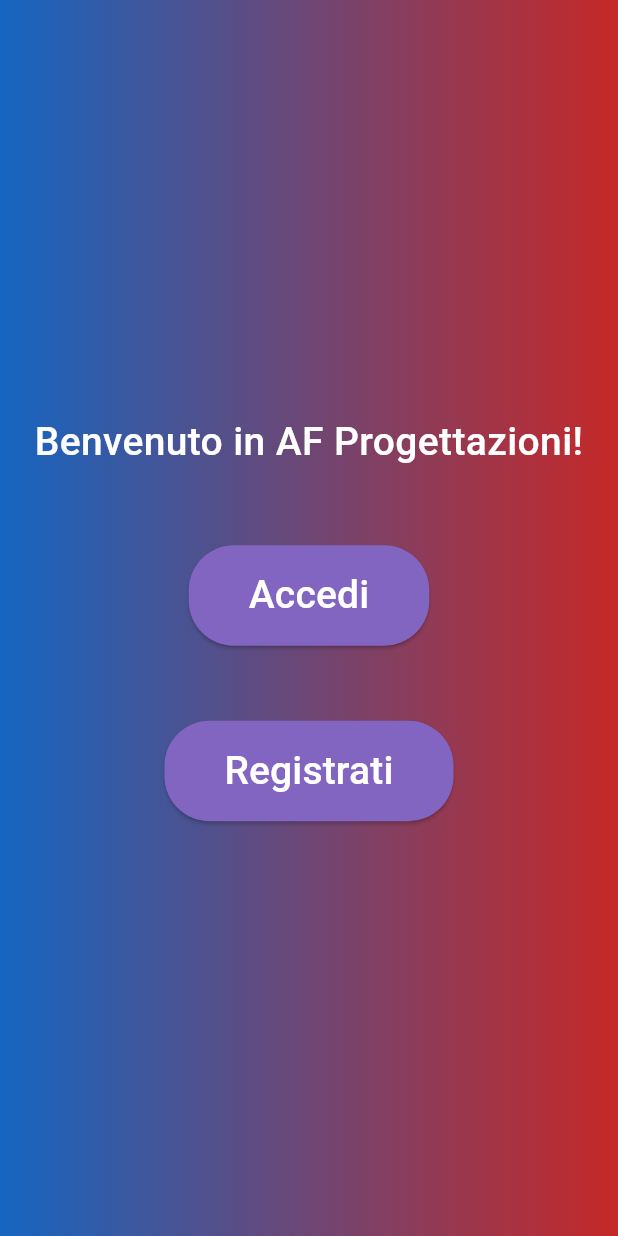
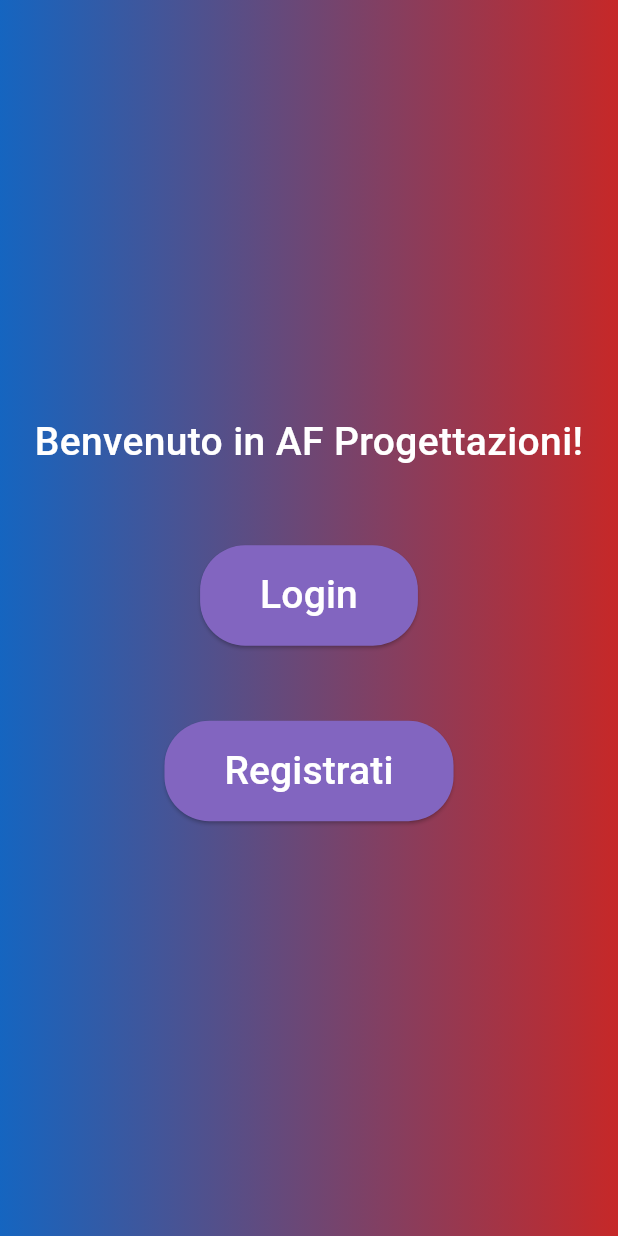
Before and after one commit to AAleDG/myworker, a Flutter app: the screen it shows after launch, on a phone screen of 412 x 824 dp. Run offline on Flutter 3.47's test engine with Material 3 defaults, Android fonts, the phone set to English and light mode, and no system bars; our stand-ins replace auto_route, bloc, equatable, flutter_bloc, flutter_svg.

Commit message:
WIP: add login page with BS for textfield - fix navigation

```diff
--- /dev/null
+++ b/myworkers/lib/core/common_widgets/export_widgets.dart
@@ -0,0 +1,3 @@
+export 'app_button.dart';
+export 'app_text.dart';
+export 'common_text_field.dart';
--- a/myworkers/lib/core/l10n/delegates/core_localizations.dart
+++ b/myworkers/lib/core/l10n/delegates/core_localizations.dart
@@ -104,7 +104,7 @@ abstract class CoreLocalizations {
   /// No description provided for @splashPageAccessButtonText.
   ///
   /// In it, this message translates to:
-  /// **'Accedi'**
+  /// **'Login'**
   String get splashPageAccessButtonText;
 
   /// No description provided for @splashPageRegisterButtonText.
@@ -118,6 +118,60 @@ abstract class CoreLocalizations {
   /// In it, this message translates to:
   /// **'Conferma'**
   String get confirmButtonText;
+
+  /// No description provided for @loginPageTitle.
+  ///
+  /// In it, this message translates to:
+  /// **'Inserisci i tuoi dati'**
+  String get loginPageTitle;
+
+  /// No description provided for @loginPageEmailHint.
+  ///
+  /// In it, this message translates to:
+  /// **'Inserisci la tua email'**
+  String get loginPageEmailHint;
+
+  /// No description provided for @loginPagePasswordHint.
+  ///
+  /// In it, this message translates to:
+  /// **'Inserisci la tua password'**
+  String get loginPagePasswordHint;
+
+  /// No description provided for @loginPageHintTextErrorEmptyEmail.
+  ///
+  /// In it, this message translates to:
+  /// **'Inserisci un\'email valida!'**
+  String get loginPageHintTextErrorEmptyEmail;
+
+  /// No description provided for @loginPageHintTextValidEmail.
+  ///
+  /// In it, this message translates to:
+  /// **'Email non valida'**
+  String get loginPageHintTextValidEmail;
+
+  /// No description provided for @loginPageHintTextErrorEmptyPassword.
+  ///
+  /// In it, this message translates to:
+  /// **'Inserisci una password valida!'**
+  String get loginPageHintTextErrorEmptyPassword;
+
+  /// No description provided for @loginPageHintTextValidPassword.
+  ///
+  /// In it, this message translates to:
+  /// **'La password deve essere di almeno 8 caratteri'**
+  String get loginPageHintTextValidPassword;
+
+  /// No description provided for @loginPageRememberMe.
+  ///
+  /// In it, this message translates to:
+  /// **'Ricorda i dati di accesso'**
+  String get loginPageRememberMe;
+
+  /// No description provided for @loginPageAccessButtonText.
+  ///
+  /// In it, this message translates to:
+  /// **'Accedi'**
+  String get loginPageAccessButtonText;
 }
 
 class _CoreLocalizationsDelegate extends LocalizationsDelegate<CoreLocalizations> {
--- /dev/null
+++ b/myworkers/lib/core/provider/app_multi_bloc.dart
@@ -0,0 +1,27 @@
+import 'package:flutter/material.dart';
+import 'package:flutter_bloc/flutter_bloc.dart';
+import 'package:myworkers/features/login/cubit/login_cubit.dart';
+import 'package:myworkers/features/registration/cubit/registration_cubit.dart';
+
+class AppMultiBlocProvider extends StatelessWidget {
+  final Widget child;
+  const AppMultiBlocProvider({
+    super.key,
+    required this.child,
+  });
+
+  @override
+  Widget build(BuildContext context) {
+    return MultiBlocProvider(
+      providers: [
+        BlocProvider(
+          create: (context) => LoginCubit(),
+        ),
+        BlocProvider(
+          create: (context) => RegistrationCubit(),
+        ),
+      ],
+      child: child,
+    );
+  }
+}
--- a/myworkers/lib/core/router/router.dart
+++ b/myworkers/lib/core/router/router.dart
@@ -1,5 +1,6 @@
 import 'package:auto_route/auto_route.dart';
-import 'package:myworkers/features/login/presentations/screen/feat_page.dart';
+import 'package:myworkers/features/home/presentation/home_screen.dart';
+import 'package:myworkers/features/login/presentations/screen/initial_screen.dart';
 import 'package:myworkers/features/login/presentations/screen/login_screen.dart';
 import 'package:myworkers/features/registration/presentations/registration_screen.dart';
 import 'package:myworkers/features/splash/presentation/splash_screen.dart';
@@ -15,6 +16,7 @@ class AppRouter extends RootStackRouter {
         ),
         AutoRoute(page: RegistrationRoute.page),
         AutoRoute(page: SplashRoute.page, initial: true),
-        AutoRoute(page: FeatRoute.page),
+        AutoRoute(page: InitialRoute.page),
+        AutoRoute(page: HomeRoute.page),
       ];
 }
--- a/myworkers/lib/features/login/cubit/login_state.dart
+++ b/myworkers/lib/features/login/cubit/login_state.dart
@@ -1,6 +1,36 @@
 part of 'login_cubit.dart';
 
 class LoginState extends Equatable {
+  final String password;
+  final String email;
+  final bool showPassword;
+  final bool rememberAccessData;
+
+  const LoginState({
+    this.password = '',
+    this.email = '',
+    this.showPassword = true,
+    this.rememberAccessData = false,
+  });
   @override
-  List<Object?> get props => [];
+  List<Object?> get props => [
+        email,
+        password,
+        showPassword,
+        rememberAccessData,
+      ];
+
+  LoginState copyWith({
+    String? password,
+    String? email,
+    bool? showPassword,
+    bool? rememberAccessData,
+  }) {
+    return LoginState(
+      password: password ?? this.password,
+      email: email ?? this.email,
+      showPassword: showPassword ?? this.showPassword,
+      rememberAccessData: rememberAccessData ?? this.rememberAccessData,
+    );
+  }
 }
--- /dev/null
+++ b/myworkers/lib/features/login/presentations/screen/initial_screen.dart
@@ -0,0 +1,62 @@
+import 'package:auto_route/auto_route.dart';
+import 'package:flutter/material.dart';
+import 'package:myworkers/core/common_widgets/app_button.dart';
+import 'package:myworkers/core/common_widgets/app_text.dart';
+import 'package:myworkers/core/l10n/l10n_ext.dart';
+import 'package:myworkers/core/router/router.dart';
+
+@RoutePage()
+class InitialPage extends StatelessWidget {
+  const InitialPage({super.key});
+
+  @override
+  Widget build(BuildContext context) {
+    return Scaffold(
+      body: Container(
+        height: double.infinity,
+        decoration: BoxDecoration(
+          gradient: LinearGradient(
+            colors: [
+              Colors.blue[800]!,
+              Colors.red[800]!,
+            ],
+          ),
+        ),
+        child: Padding(
+          padding: const EdgeInsets.all(20.0),
+          child: Center(
+            child: SingleChildScrollView(
+              child: Column(
+                mainAxisAlignment: MainAxisAlignment.center,
+                children: [
+                  AppText(
+                    context.l10nCore.splashPageTitle,
+                    maxLines: 2,
+                  ),
+                  const SizedBox(
+                    height: 50,
+                  ),
+                  AppButton(
+                    onPressed: () {
+                      AutoRouter.of(context).push( LoginRoute());
+                    },
+                    textButton: context.l10nCore.splashPageAccessButtonText,
+                  ),
+                  const SizedBox(
+                    height: 50,
+                  ),
+                  AppButton(
+                    onPressed: () {
+                      AutoRouter.of(context).push(const RegistrationRoute());
+                    },
+                    textButton: context.l10nCore.splashPageRegisterButtonText,
+                  ),
+                ],
+              ),
+            ),
+          ),
+        ),
+      ),
+    );
+  }
+}
--- a/myworkers/lib/features/splash/presentation/splash_screen.dart
+++ b/myworkers/lib/features/splash/presentation/splash_screen.dart
@@ -19,7 +19,7 @@ class _SplashScreenState extends State<SplashScreen> {
       await Future.wait([
         Future.delayed(const Duration(seconds: 2)),
       ]);
-      AutoRouter.of(context).push(const LoginRoute());
+      AutoRouter.of(context).push(const InitialRoute());
     });
   }
 
```
Also changed, not shown: myworkers/lib/core/common_widgets/common_text_field.dart (+42 -5 lines), myworkers/lib/core/l10n/arb/en.arb (+12 -3 lines), myworkers/lib/core/l10n/arb/it.arb (+11 -2 lines), myworkers/lib/core/l10n/delegates/core_localizations_en.dart (+30 -3 lines), myworkers/lib/core/l10n/delegates/core_localizations_it.dart (+28 -1 lines), myworkers/lib/features/home/cubit/home_cubit.dart (added, +8 -0 lines), myworkers/lib/features/home/cubit/home_state.dart (added, +10 -0 lines), myworkers/lib/features/home/presentation/home_screen.dart (renamed from myworkers/lib/features/login/presentations/screen/feat_page.dart, +9 -4 lines), myworkers/lib/features/login/cubit/login_cubit.dart (+26 -1 lines), myworkers/lib/features/login/presentations/screen/login_screen.dart (+86 -18 lines), myworkers/lib/main.dart (+8 -52 lines), myworkers/lib/core/router/router.gr.dart.
